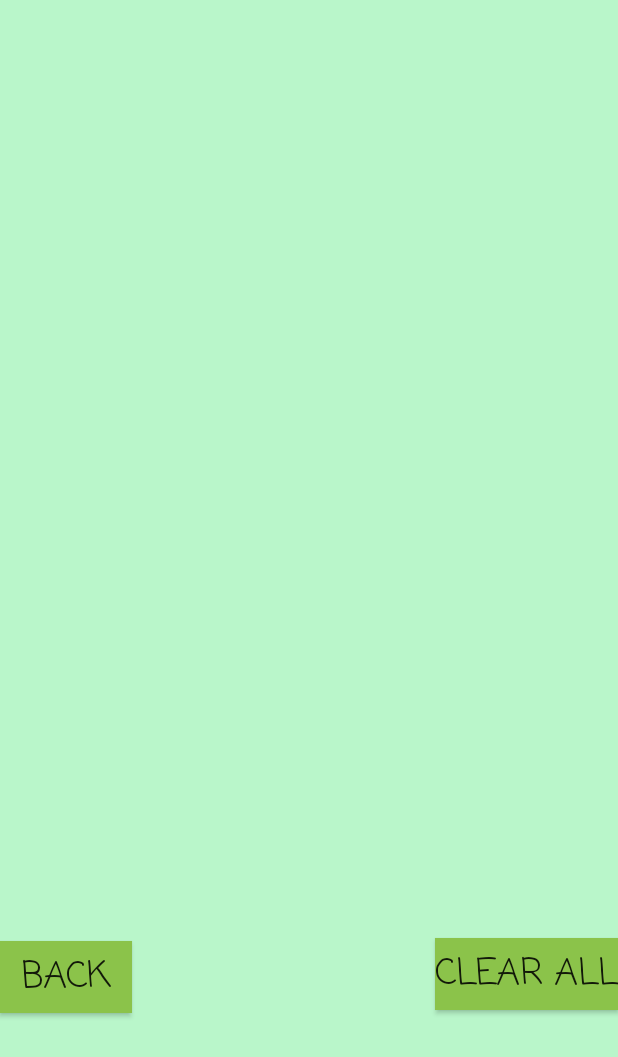
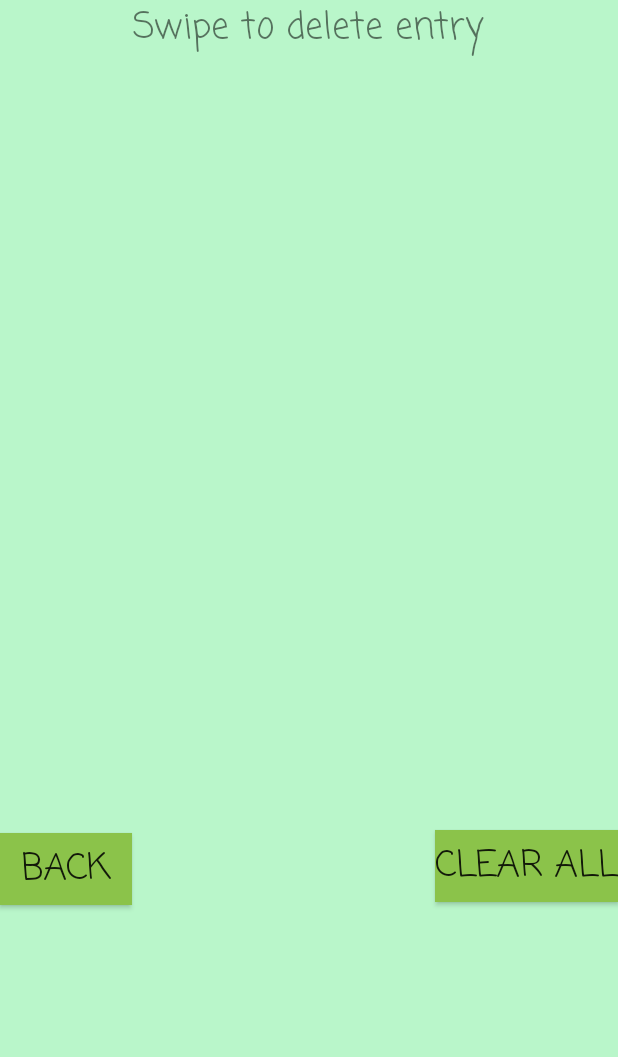
Before and after one commit to richthenoob/CookieJar, an Android app: the Log screen opened directly, with no data from a screen before it, on a phone screen of 412 x 824 dp. Shown: the top 1057 px of the screen. Run offline under Robolectric (Android 15) with nearby library versions, the phone set to English and light mode, and no system bars; our stand-ins replace Room's generated code.

Commit message:
Done Delete left with Random

```diff
--- a/app/src/main/res/layout/activity_cookies.xml
+++ b/app/src/main/res/layout/activity_cookies.xml
@@ -24,10 +24,12 @@
     <androidx.recyclerview.widget.RecyclerView
         android:id="@+id/recyclerview"
         android:layout_width="409dp"
-        android:layout_height="625dp"
+        android:layout_height="500dp"
+        android:layout_marginTop="16dp"
         app:layout_constraintEnd_toEndOf="parent"
+        app:layout_constraintHorizontal_bias="1.0"
         app:layout_constraintStart_toStartOf="parent"
-        app:layout_constraintTop_toTopOf="parent" />
+        app:layout_constraintTop_toBottomOf="@+id/textView2" />
 
     <Button
         android:id="@+id/delete_all"
@@ -37,4 +39,15 @@
         app:layout_constraintEnd_toEndOf="parent"
         app:layout_constraintTop_toBottomOf="@+id/recyclerview" />
 
+    <TextView
+        android:id="@+id/textView2"
+        android:layout_width="wrap_content"
+        android:layout_height="wrap_content"
+        android:fontFamily="casual"
+        android:textSize="24sp"
+        android:text="@string/swipe"
+        app:layout_constraintEnd_toEndOf="parent"
+        app:layout_constraintStart_toStartOf="parent"
+        app:layout_constraintTop_toTopOf="parent" />
+
 </androidx.constraintlayout.widget.ConstraintLayout>
--- a/app/src/main/res/values/strings.xml
+++ b/app/src/main/res/values/strings.xml
@@ -114,4 +114,5 @@
     <string name="saved">\"Successfully Added\"</string>
     <string name="delete_all">CLEAR ALL</string>
     <string name="delete">Delete</string>
+    <string name="swipe">Swipe to delete entry</string>
 </resources>
```
Also changed, not shown: app/src/main/java/com/example/myapplication/CookieListAdapter.java (+9 -0 lines), app/src/main/java/com/example/myapplication/Log.java (+26 -8 lines), app/src/main/res/layout/recyclerview_item.xml (+1 -13 lines).
